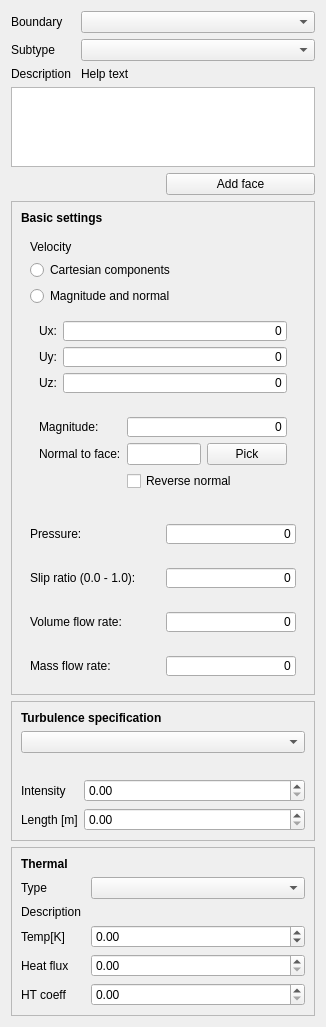
Qt form TaskPanelCfdFluidBoundary.ui (jaheyns/CfdOF) before a commit.
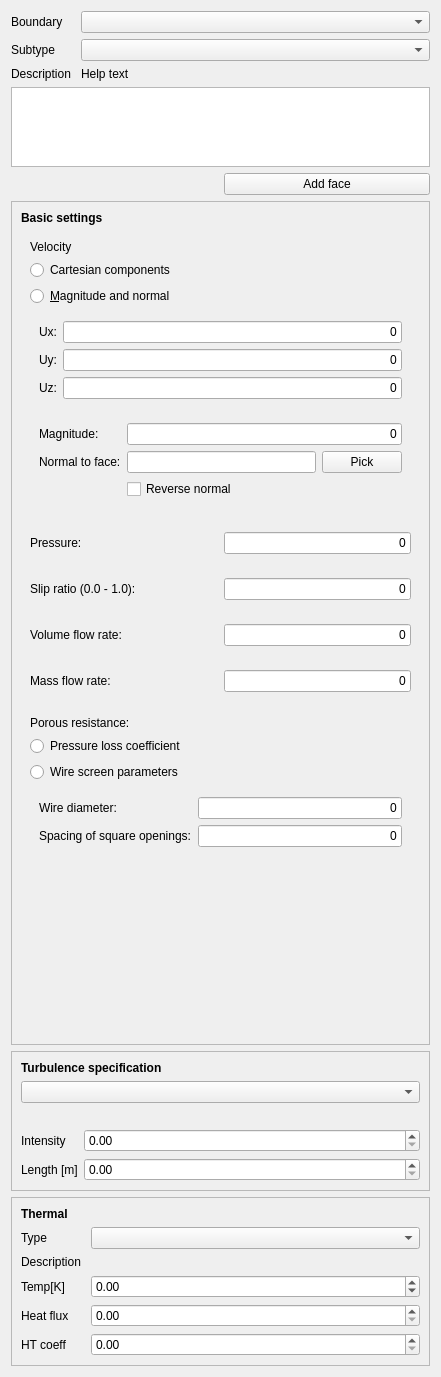
The same form after that commit. Custom widgets are drawn as their Qt base class.

Commit message: CFD: Add support for baffle boundary conditions

Diff of the .ui file:
```diff
--- a/TaskPanelCfdFluidBoundary.ui
+++ b/TaskPanelCfdFluidBoundary.ui
@@ -6,8 +6,8 @@
    <rect>
     <x>0</x>
     <y>0</y>
-    <width>292</width>
-    <height>477</height>
+    <width>441</width>
+    <height>1377</height>
    </rect>
   </property>
   <property name="windowTitle">
@@ -112,7 +112,7 @@
       <widget class="QLabel" name="labelHelpText">
         <property name="font">
          <font>
-          <weight>75</weight>
+         <weight>50</weight>
           <bold>false</bold>
          </font>
         </property>
@@ -186,7 +186,7 @@
            <item>
             <widget class="QRadioButton" name="radioButtonMagNormal">
              <property name="text">
-              <string>Magnitude and normal</string>
+              <string>&amp;Magnitude and normal</string>
              </property>
             </widget>
            </item>
@@ -661,6 +661,195 @@
           </layout>
          </widget>
         </item>
+        <item>
+         <widget class="QFrame" name="frame5">
+          <property name="frameShape">
+           <enum>QFrame::NoFrame</enum>
+          </property>
+          <property name="frameShadow">
+           <enum>QFrame::Raised</enum>
+          </property>
+          <layout class="QVBoxLayout" name="porousLayout">
+           <item>
+            <widget class="QLabel" name="label_3">
+             <property name="text">
+              <string>Porous resistance:</string>
+             </property>
+            </widget>
+           </item>
+           <item>
+            <widget class="QRadioButton" name="radioButtonPorousCoeff">
+             <property name="text">
+              <string>Pressure loss coefficient</string>
+             </property>
+             <attribute name="buttonGroup">
+              <string notr="true">buttonGroupPorous</string>
+             </attribute>
+            </widget>
+           </item>
+           <item>
+            <widget class="QRadioButton" name="radioButtonPorousScreen">
+             <property name="text">
+              <string>Wire screen parameters</string>
+             </property>
+             <attribute name="buttonGroup">
+              <string notr="true">buttonGroupPorous</string>
+             </attribute>
+            </widget>
+           </item>
+           <item>
+            <widget class="QStackedWidget" name="stackedWidgetPorous">
+             <property name="currentIndex">
+              <number>1</number>
+             </property>
+             <widget class="QWidget" name="pagePorousCoeff">
+              <layout class="QFormLayout" name="horzLayout_5">
+               <item row="0" column="0">
+                <widget class="QLabel" name="label_4">
+                 <property name="text">
+                  <string>Pressure loss coefficient:</string>
+                 </property>
+                </widget>
+               </item>
+               <item row="0" column="1">
+                <widget class="Gui::InputField" name="inputPressureDropCoeff">
+                 <property name="sizePolicy">
+                  <sizepolicy hsizetype="Preferred" vsizetype="Fixed">
+                   <horstretch>0</horstretch>
+                   <verstretch>0</verstretch>
+                  </sizepolicy>
+                 </property>
+                 <property name="minimumSize">
+                  <size>
+                   <width>80</width>
+                   <height>20</height>
+                  </size>
+                 </property>
+                 <property name="text">
+                  <string>0</string>
+                 </property>
+                 <property name="alignment">
+                  <set>Qt::AlignRight|Qt::AlignTrailing|Qt::AlignVCenter</set>
+                 </property>
+                 <property name="singleStep" stdset="0">
+                  <double>0.100000000000000</double>
+                 </property>
+                 <property name="minimum" stdset="0">
+                  <double>0.000000000000000</double>
+                 </property>
+                 <property name="unit" stdset="0">
+                  <string notr="true"/>
+                 </property>
+                 <property name="decimals" stdset="0">
+                  <number>5</number>
+                 </property>
+                 <property name="value" stdset="0">
+                  <double>0.000000000000000</double>
+                 </property>
+                </widget>
+               </item>
+              </layout>
+             </widget>
+             <widget class="QWidget" name="pagePorousScreen">
+              <layout class="QFormLayout" name="horzLayout_5">
+               <item row="0" column="0">
+                <widget class="QLabel" name="label_4">
+                 <property name="text">
+                  <string>Wire diameter:</string>
+                 </property>
+                </widget>
+               </item>
+               <item row="0" column="1">
+                <widget class="Gui::InputField" name="inputWireDiameter">
+                 <property name="sizePolicy">
+                  <sizepolicy hsizetype="Preferred" vsizetype="Fixed">
+                   <horstretch>0</horstretch>
+                   <verstretch>0</verstretch>
+                  </sizepolicy>
+                 </property>
+                 <property name="minimumSize">
+                  <size>
+                   <width>80</width>
+                   <height>20</height>
+                  </size>
+                 </property>
+                 <property name="text">
+                  <string>0</string>
+                 </property>
+                 <property name="alignment">
+                  <set>Qt::AlignRight|Qt::AlignTrailing|Qt::AlignVCenter</set>
+                 </property>
+                 <property name="singleStep" stdset="0">
+                  <double>0.100000000000000</double>
+                 </property>
+                 <property name="minimum" stdset="0">
+                  <double>0.100000000000000</double>
+                 </property>
+                 <property name="unit" stdset="0">
+                  <string notr="true">mm</string>
+                 </property>
+                 <property name="decimals" stdset="0">
+                  <number>5</number>
+                 </property>
+                 <property name="value" stdset="0">
+                  <double>0.000000000000000</double>
+                 </property>
+                </widget>
+               </item>
+               <item row="1" column="0">
+                <widget class="QLabel" name="label_4">
+                 <property name="text">
+                  <string>Spacing of square openings:</string>
+                 </property>
+                 <property name="wordWrap">
+                  <bool>false</bool>
+                 </property>
+                </widget>
+               </item>
+               <item row="1" column="1">
+                <widget class="Gui::InputField" name="inputSpacing">
+                 <property name="sizePolicy">
+                  <sizepolicy hsizetype="Preferred" vsizetype="Fixed">
+                   <horstretch>0</horstretch>
+                   <verstretch>0</verstretch>
+                  </sizepolicy>
+                 </property>
+                 <property name="minimumSize">
+                  <size>
+                   <width>80</width>
+                   <height>20</height>
+                  </size>
+                 </property>
+                 <property name="text">
+                  <string>0</string>
+                 </property>
+                 <property name="alignment">
+                  <set>Qt::AlignRight|Qt::AlignTrailing|Qt::AlignVCenter</set>
+                 </property>
+                 <property name="singleStep" stdset="0">
+                  <double>1.000000000000000</double>
+                 </property>
+                 <property name="minimum" stdset="0">
+                  <double>0.000000000000000</double>
+                 </property>
+                 <property name="unit" stdset="0">
+                  <string notr="true">mm</string>
+                 </property>
+                 <property name="decimals" stdset="0">
+                  <number>5</number>
+                 </property>
+                 <property name="value" stdset="0">
+                  <double>0.000000000000000</double>
+                 </property>
+                </widget>
+               </item>
+              </layout>
+             </widget>
+            </widget>
+           </item>
+          </layout>
+         </widget>
+        </item>
        </layout>
       </item>
      </layout>
@@ -919,11 +1108,6 @@
    <extends>QLineEdit</extends>
    <header>Gui/InputField.h</header>
   </customwidget>
-  <customwidget>
-   <class>Gui::LocationWidget</class>
-   <extends>QWidget</extends>
-   <header>Gui/InputVector.h</header>
-  </customwidget>
  </customwidgets>
  <resources/>
  <connections/>
```
Left out of the diff: 13 changed lines with no effect on the pictures. Lines whose indentation alone changed are shown as unchanged. The commit also changes 11 other files.
